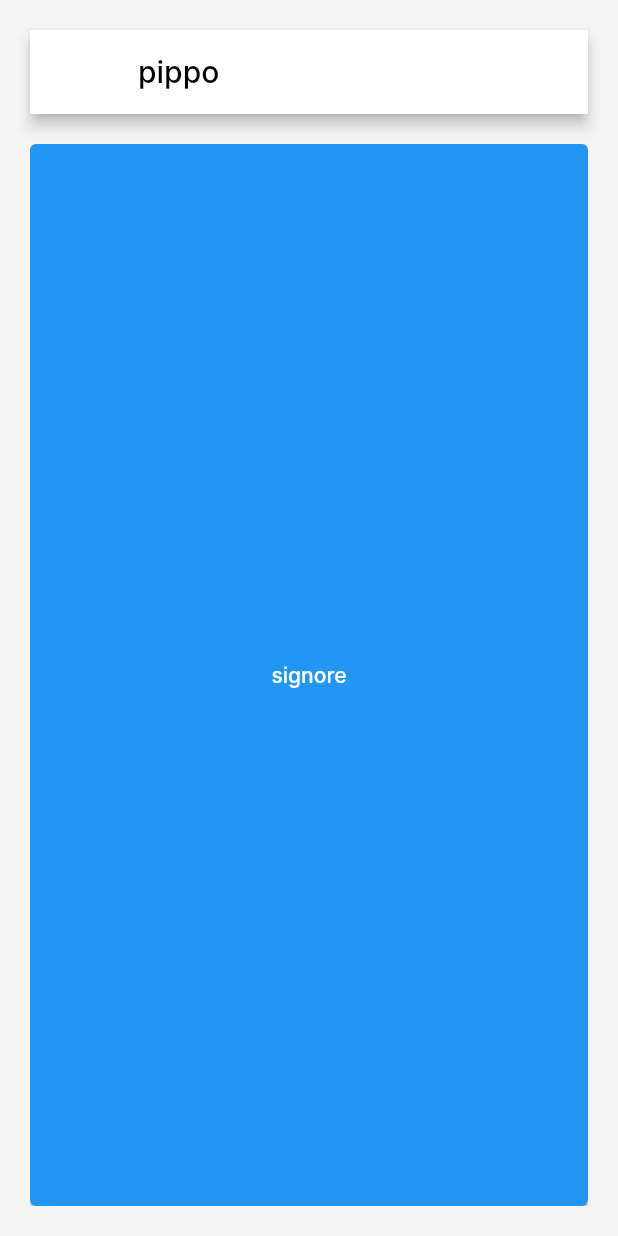
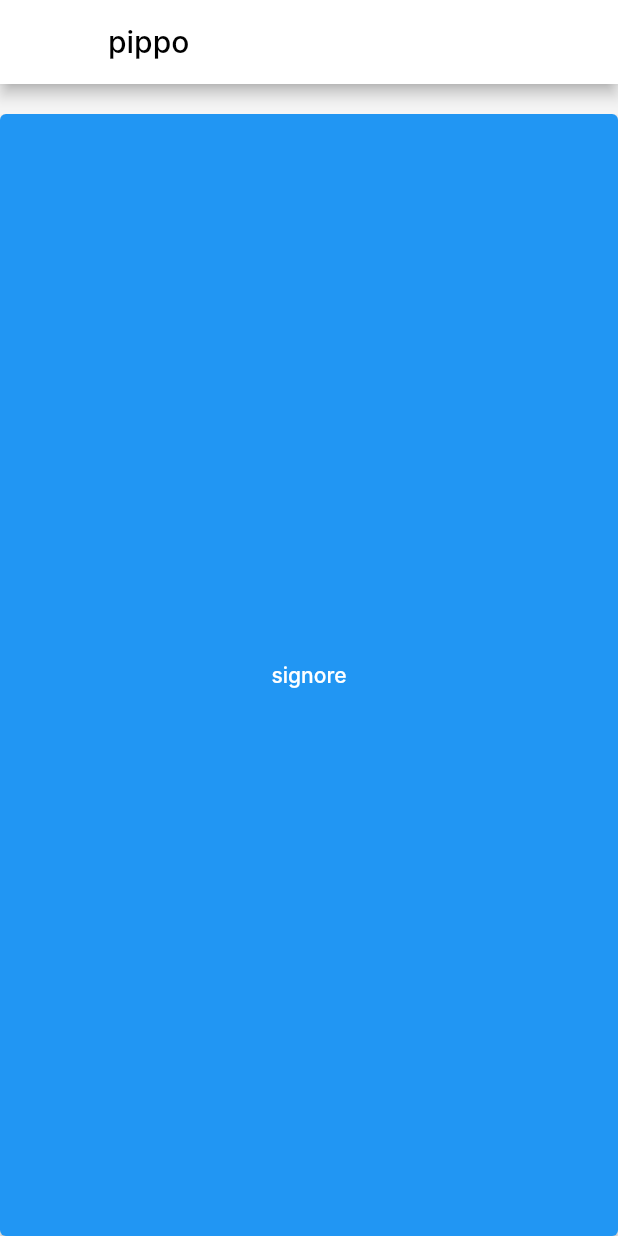
Before and after one commit to BoringStuff-SRL/FlutterBoringApp, a Flutter app: the screen it shows after launch, on a phone screen of 412 x 824 dp. Run offline on Flutter 3.47's test engine with Material 3 defaults, Android fonts, the phone set to English and light mode, and no system bars; our stand-ins replace go_router; missing offline and left inert: boringcore; Roboto replaces fonts that are missing (Inter).

Commit message:
replaced Padding inside of Scaffold instead of outside

```diff
--- a/lib/boring_app/boring_app.dart
+++ b/lib/boring_app/boring_app.dart
@@ -1,7 +1,6 @@
 // ignore_for_file: public_member_api_docs, sort_constructors_first
 import 'dart:async';
 
-import 'package:boring_app/boring_app/pages/boring_page_group.dart';
 import 'package:flutter/foundation.dart';
 import 'package:flutter/material.dart';
 
@@ -146,11 +145,9 @@ class BoringAppInstance {
       routes: _routes(rootNavigatorKey, displayedWithNavigation: true),
       builder: (context, state, child) => Container(
         color: Theme.of(context).scaffoldBackgroundColor,
-        padding: EdgeInsets.all(appThemeConfig.appPadding),
         child: boringNavigation.buildWithContent(
             state, child, _navigationGroups, context, appThemeConfig),
       ),
-
     );
   }
 
--- a/lib/boring_app/navigation/breakpoints.dart
+++ b/lib/boring_app/navigation/breakpoints.dart
@@ -35,7 +35,9 @@ Widget content<T>(
       if (constraints.maxWidth < persistentSide) {
         return childContent;
       }
-      return Row(
+      return Padding(
+        padding: EdgeInsets.all(theme.appPadding),
+        child: Row(
           children: [
             if (navigationPosition == BoringNavigationPosition.left) ...[
               navigationWidget,
@@ -51,6 +53,7 @@ Widget content<T>(
               navigationWidget
             ],
           ],
+        ),
       );
   }
 }
```
Lines whose indentation alone changed are shown as unchanged.
